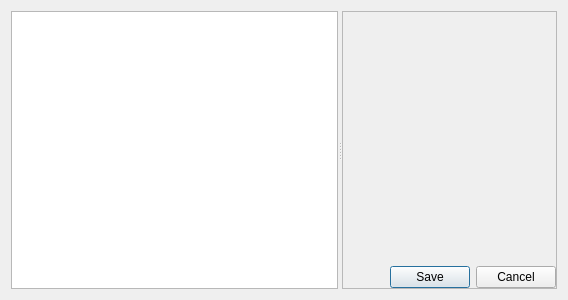
Old version of the form plugins/pmhplugin/pmhmodewidget.ui in the repository FreeHealth/freehealth.
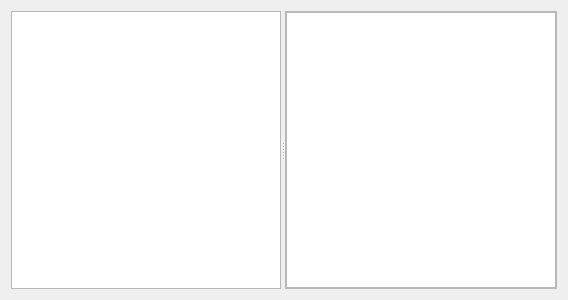
New version of the form. Custom widgets are drawn as their Qt base class.

Commit message: adding a patient synthesis view in PMHx mode

Diff of the .ui file:
```diff
--- a/plugins/pmhplugin/pmhmodewidget.ui
+++ b/plugins/pmhplugin/pmhmodewidget.ui
@@ -52,7 +52,20 @@
         </property>
         <item row="0" column="0">
          <widget class="QStackedWidget" name="stackedWidget">
-          <widget class="QWidget" name="Page1">
+          <property name="currentIndex">
+           <number>0</number>
+          </property>
+          <widget class="QWidget" name="pageSynthesis">
+           <layout class="QGridLayout" name="gridLayout_3">
+            <property name="margin">
+             <number>0</number>
+            </property>
+            <item row="0" column="0">
+             <widget class="QTextBrowser" name="pmhSynthesisBrowser"/>
+            </item>
+           </layout>
+          </widget>
+          <widget class="QWidget" name="pageEditor">
            <layout class="QVBoxLayout" name="verticalLayout">
             <property name="margin">
              <number>0</number>
```
The commit also changes 6 other files.
